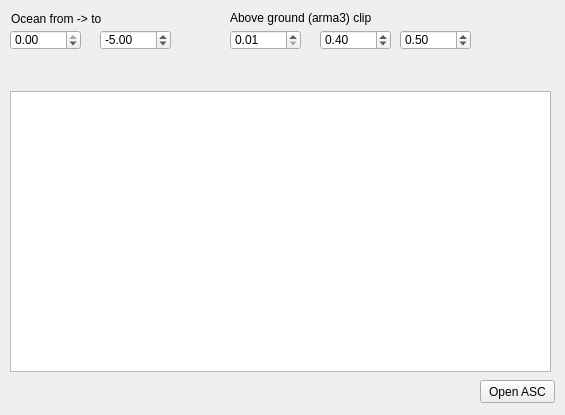
This is widget.ui in SnakeManPMC/arma-3-Heightmap_Clipper as Qt 5 draws it before an edit. The edited form follows.
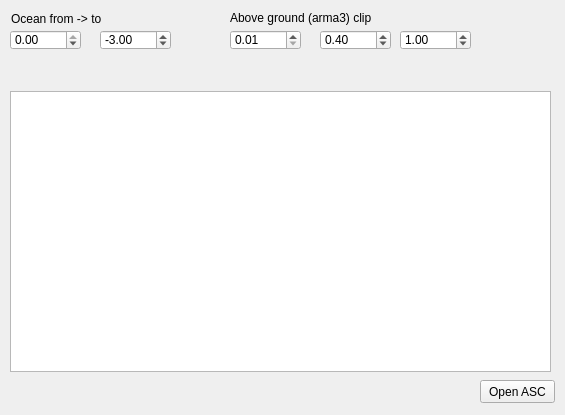
This is the edited form.

Commit message: v0.1.2 - tweaked gui default spinbox values - changed header patching to terrain builder coords by default - header coords calculator added

```diff
--- a/widget.ui
+++ b/widget.ui
@@ -81,7 +81,7 @@
     <double>1000.000000000000000</double>
    </property>
    <property name="value">
-    <double>-5.000000000000000</double>
+    <double>-3.000000000000000</double>
    </property>
   </widget>
   <widget class="QLabel" name="ocean_label_2">
@@ -160,7 +160,7 @@
     <double>0.010000000000000</double>
    </property>
    <property name="value">
-    <double>0.500000000000000</double>
+    <double>1.000000000000000</double>
    </property>
   </widget>
  </widget>
```
The commit also changes 1 other file.
